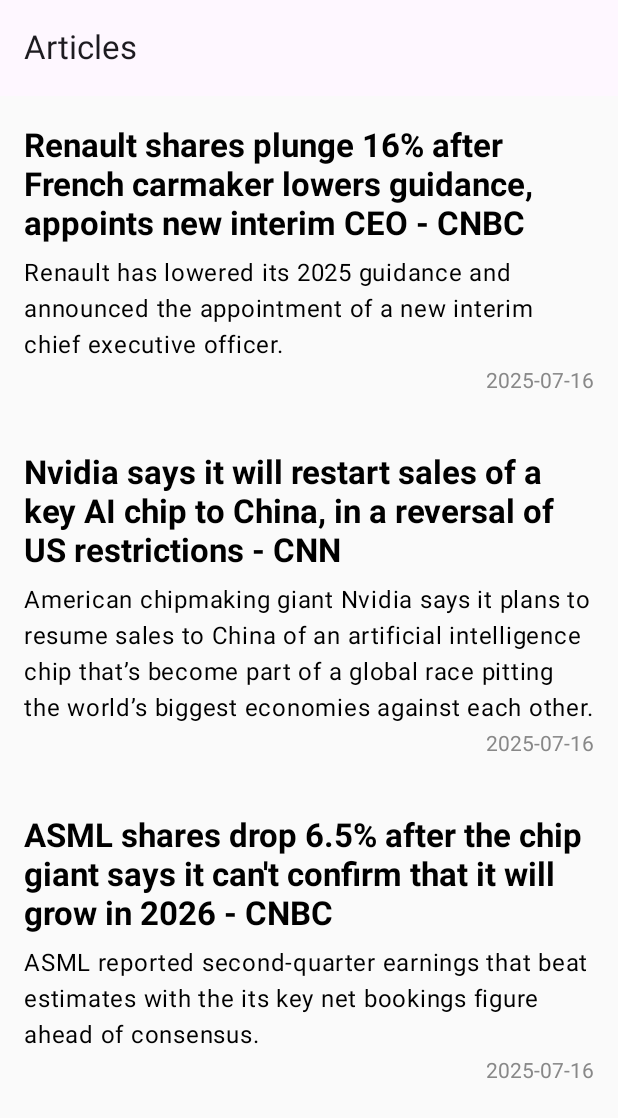
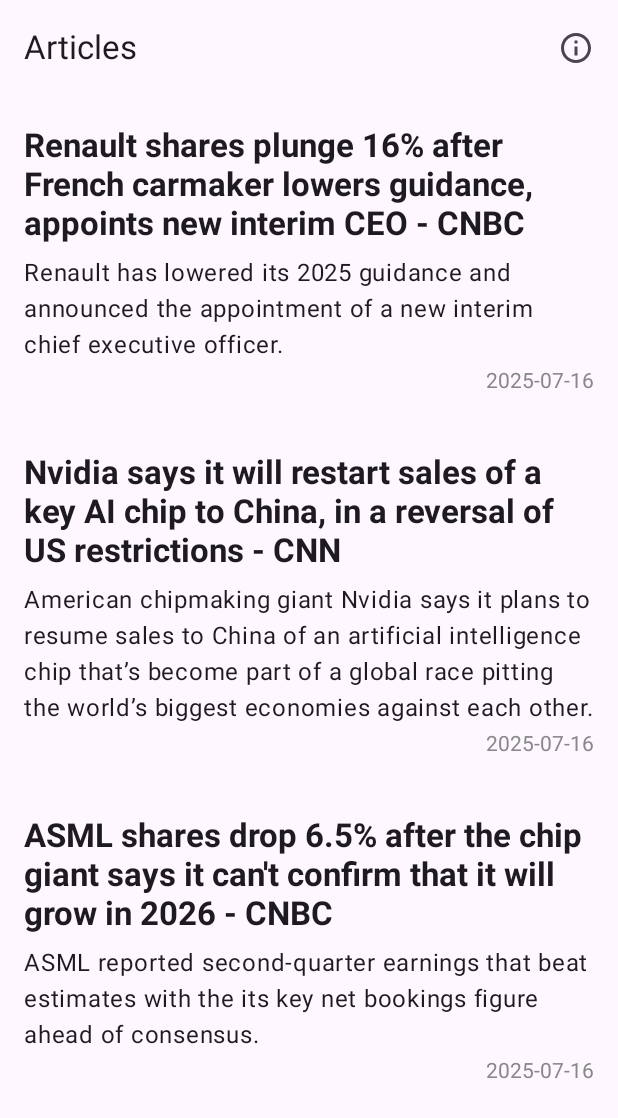
Before and after one commit to EslamElMeniawy/KMP-DailyPulse, an Android app built with Jetpack Compose: the screen it shows after launch (MainActivity), on a phone screen of 412 x 824 dp. Shown: the top 1118 px of the screen. Run offline under Robolectric (Android 15) with nearby library versions, the phone set to English and light mode, and no system bars; pictures from the network do not load.

Commit message:
feat: add `Android` navigation

```diff
--- a/composeApp/src/androidMain/kotlin/elmeniawy/eslam/dailypulse/App.kt
+++ b/composeApp/src/androidMain/kotlin/elmeniawy/eslam/dailypulse/App.kt
@@ -3,13 +3,12 @@ package elmeniawy.eslam.dailypulse
 import androidx.compose.material3.MaterialTheme
 import androidx.compose.runtime.Composable
 import elmeniawy.eslam.dailypulse.articles.ArticlesViewModel
-import elmeniawy.eslam.dailypulse.screens.ArticlesScreen
 import org.jetbrains.compose.ui.tooling.preview.Preview
 
 @Composable
 @Preview
 fun App(articlesViewModel: ArticlesViewModel) {
     MaterialTheme {
-        ArticlesScreen(articlesViewModel)
+        AppScaffold(articlesViewModel)
     }
 }
--- /dev/null
+++ b/composeApp/src/androidMain/kotlin/elmeniawy/eslam/dailypulse/AppScaffold.kt
@@ -0,0 +1,63 @@
+package elmeniawy.eslam.dailypulse
+
+import androidx.compose.foundation.layout.WindowInsets
+import androidx.compose.foundation.layout.fillMaxSize
+import androidx.compose.foundation.layout.padding
+import androidx.compose.material3.Scaffold
+import androidx.compose.runtime.Composable
+import androidx.compose.ui.Modifier
+import androidx.compose.ui.unit.dp
+import androidx.navigation.NavHostController
+import androidx.navigation.compose.NavHost
+import androidx.navigation.compose.composable
+import androidx.navigation.compose.rememberNavController
+import elmeniawy.eslam.dailypulse.articles.ArticlesViewModel
+import elmeniawy.eslam.dailypulse.screens.ArticlesScreen
+import elmeniawy.eslam.dailypulse.screens.Screens
+import elmeniawy.eslam.dailypulse.screens.SystemInfoScreen
+
+/**
+ * AppScaffold
+ *
+ * Created by Eslam El-Meniawy on 17-Jul-2025 at 2:19 PM.
+ */
+
+@Composable
+fun AppScaffold(articlesViewModel: ArticlesViewModel) {
+    val navController = rememberNavController()
+
+    Scaffold(contentWindowInsets = WindowInsets(0.dp)) {
+        AppNavHost(
+            navController = navController,
+            modifier = Modifier
+                .fillMaxSize()
+                .padding(it),
+            articlesViewModel = articlesViewModel
+        )
+    }
+}
+
+@Composable
+fun AppNavHost(
+    navController: NavHostController,
+    modifier: Modifier = Modifier,
+    articlesViewModel: ArticlesViewModel
+) {
+    NavHost(
+        navController = navController,
+        startDestination = Screens.ARTICLES.route,
+        modifier = modifier
+    ) {
+        composable(Screens.ARTICLES.route) {
+            ArticlesScreen(
+                onSystemInfoButtonClick = { navController.navigate(Screens.SYSTEM_INFO.route) },
+                articlesViewModel = articlesViewModel
+            )
+        }
+        composable(Screens.SYSTEM_INFO.route) {
+            SystemInfoScreen(
+                onBackButtonClick = { navController.popBackStack() }
+            )
+        }
+    }
+}
--- a/composeApp/src/androidMain/kotlin/elmeniawy/eslam/dailypulse/MainActivity.kt
+++ b/composeApp/src/androidMain/kotlin/elmeniawy/eslam/dailypulse/MainActivity.kt
@@ -1,17 +1,23 @@
 package elmeniawy.eslam.dailypulse
 
+import android.graphics.Color
 import android.os.Bundle
 import androidx.activity.ComponentActivity
+import androidx.activity.SystemBarStyle
 import androidx.activity.compose.setContent
 import androidx.activity.enableEdgeToEdge
 import androidx.activity.viewModels
-//import androidx.compose.runtime.Composable
-//import androidx.compose.ui.tooling.preview.Preview
 import elmeniawy.eslam.dailypulse.articles.ArticlesViewModel
 
 class MainActivity : ComponentActivity() {
     override fun onCreate(savedInstanceState: Bundle?) {
-        enableEdgeToEdge()
+        enableEdgeToEdge(
+            statusBarStyle = SystemBarStyle.light(
+                Color.TRANSPARENT,
+                Color.TRANSPARENT
+            )
+        )
+
         super.onCreate(savedInstanceState)
 
         val articlesViewModel: ArticlesViewModel by viewModels()
@@ -21,9 +27,3 @@ class MainActivity : ComponentActivity() {
         }
     }
 }
-
-//@Preview
-//@Composable
-//fun AppAndroidPreview() {
-//    App()
-//}
--- a/composeApp/src/androidMain/kotlin/elmeniawy/eslam/dailypulse/screens/ArticlesScreen.kt
+++ b/composeApp/src/androidMain/kotlin/elmeniawy/eslam/dailypulse/screens/ArticlesScreen.kt
@@ -11,8 +11,12 @@ import androidx.compose.foundation.layout.padding
 import androidx.compose.foundation.layout.width
 import androidx.compose.foundation.lazy.LazyColumn
 import androidx.compose.foundation.lazy.items
+import androidx.compose.material.icons.Icons
+import androidx.compose.material.icons.outlined.Info
 import androidx.compose.material3.CircularProgressIndicator
 import androidx.compose.material3.ExperimentalMaterial3Api
+import androidx.compose.material3.Icon
+import androidx.compose.material3.IconButton
 import androidx.compose.material3.MaterialTheme
 import androidx.compose.material3.Text
 import androidx.compose.material3.TopAppBar
@@ -38,11 +42,11 @@ import elmeniawy.eslam.dailypulse.articles.ArticlesViewModel
  */
 
 @Composable
-fun ArticlesScreen(articlesViewModel: ArticlesViewModel) {
+fun ArticlesScreen(onSystemInfoButtonClick: () -> Unit, articlesViewModel: ArticlesViewModel) {
     val articlesState = articlesViewModel.articlesState.collectAsState()
 
     Column {
-        AppBar()
+        AppBar(onSystemInfoButtonClick)
 
         if (articlesState.value.loading) {
             Loader()
@@ -60,8 +64,18 @@ fun ArticlesScreen(articlesViewModel: ArticlesViewModel) {
 
 @OptIn(ExperimentalMaterial3Api::class)
 @Composable
-private fun AppBar() {
-    TopAppBar(title = { Text(text = "Articles") })
+private fun AppBar(onSystemInfoButtonClick: () -> Unit) {
+    TopAppBar(
+        title = { Text(text = "Articles") },
+        actions = {
+            IconButton(onClick = onSystemInfoButtonClick) {
+                Icon(
+                    imageVector = Icons.Outlined.Info,
+                    contentDescription = "System Info Button"
+                )
+            }
+        }
+    )
 }
 
 @Composable
--- /dev/null
+++ b/composeApp/src/androidMain/kotlin/elmeniawy/eslam/dailypulse/screens/Screens.kt
@@ -0,0 +1,11 @@
+package elmeniawy.eslam.dailypulse.screens
+
+/**
+ * Screens
+ *
+ * Created by Eslam El-Meniawy on 17-Jul-2025 at 2:11 PM.
+ */
+enum class Screens(val route: String) {
+    ARTICLES("articles"),
+    SYSTEM_INFO("system-info")
+}
```
Also changed, not shown: composeApp/build.gradle.kts (+5 -4 lines), composeApp/src/androidMain/kotlin/elmeniawy/eslam/dailypulse/screens/SystemInfoScreen.kt (+18 -4 lines), gradle/libs.versions.toml (+6 -3 lines).
